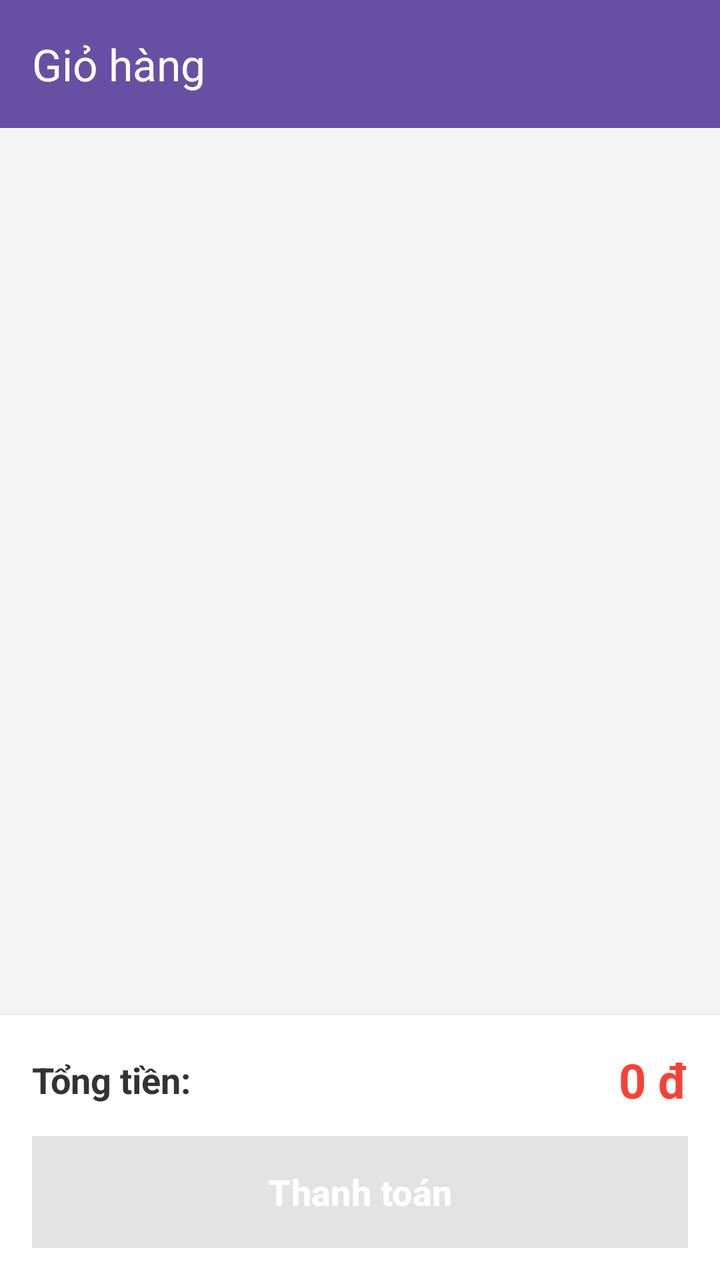
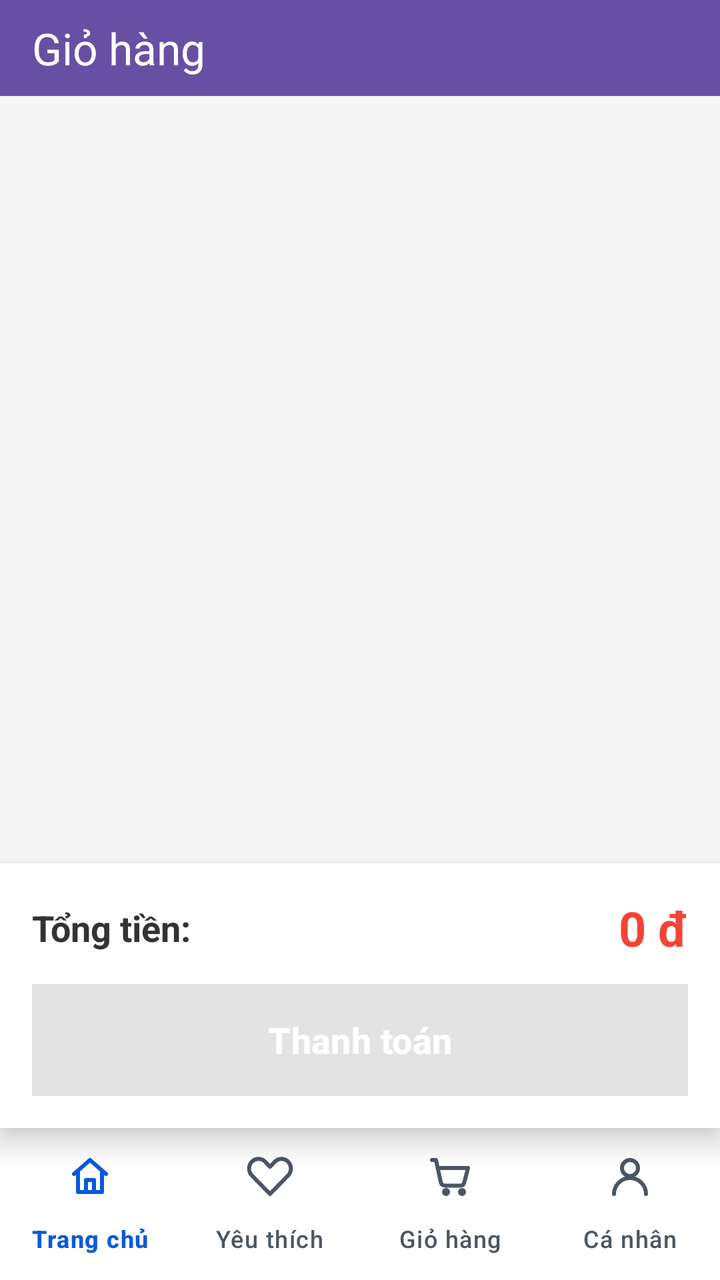

An Android layout rendered at two revisions. The XML below is the earlier revision; the diff shows what the commit changed to produce the second picture.
<!-- AndroidManifest.xml: application theme Theme.BookStore -->
<!-- res/layout/activity_cart.xml -->
<?xml version="1.0" encoding="utf-8"?>
<LinearLayout xmlns:android="http://schemas.android.com/apk/res/android"
    xmlns:app="http://schemas.android.com/apk/res-auto"
    android:layout_width="match_parent"
    android:layout_height="match_parent"
    android:orientation="vertical"
    android:background="#F5F5F5">

    <com.google.android.material.appbar.AppBarLayout
        android:layout_width="match_parent"
        android:layout_height="wrap_content"
        android:theme="@style/ThemeOverlay.AppCompat.Dark.ActionBar">

        <androidx.appcompat.widget.Toolbar
            android:id="@+id/toolbar"
            android:layout_width="match_parent"
            android:layout_height="?attr/actionBarSize"
            android:background="?attr/colorPrimary"
            android:theme="@style/ThemeOverlay.AppCompat.Dark.ActionBar"
            app:title="Giỏ hàng"
            app:titleTextColor="#FFFFFF" />

    </com.google.android.material.appbar.AppBarLayout>

    <androidx.recyclerview.widget.RecyclerView
        android:id="@+id/recyclerViewCart"
        android:layout_width="match_parent"
        android:layout_height="0dp"
        android:layout_weight="1"
        android:padding="8dp" />

    <TextView
        android:id="@+id/tvEmpty"
        android:layout_width="match_parent"
        android:layout_height="0dp"
        android:layout_weight="1"
        android:text="Giỏ hàng trống"
        android:textSize="18sp"
        android:textColor="#999"
        android:gravity="center"
        android:visibility="gone" />

    <ProgressBar
        android:id="@+id/progressBar"
        android:layout_width="wrap_content"
        android:layout_height="wrap_content"
        android:layout_gravity="center"
        android:layout_marginTop="32dp"
        android:visibility="gone" />

    <LinearLayout
        android:layout_width="match_parent"
        android:layout_height="wrap_content"
        android:orientation="vertical"
        android:background="#FFFFFF"
        android:elevation="8dp"
        android:padding="16dp">

        <LinearLayout
            android:layout_width="match_parent"
            android:layout_height="wrap_content"
            android:orientation="horizontal"
            android:gravity="center_vertical"
            android:layout_marginBottom="12dp">

            <TextView
                android:layout_width="0dp"
                android:layout_height="wrap_content"
                android:layout_weight="1"
                android:text="Tổng tiền:"
                android:textSize="18sp"
                android:textStyle="bold"
                android:textColor="#333" />

            <TextView
                android:id="@+id/tvTotalAmount"
                android:layout_width="wrap_content"
                android:layout_height="wrap_content"
                android:text="0 đ"
                android:textSize="24sp"
                android:textStyle="bold"
                android:textColor="#F44336" />

        </LinearLayout>

        <Button
            android:id="@+id/btnCheckout"
            android:layout_width="match_parent"
            android:layout_height="56dp"
            android:text="Thanh toán"
            android:textSize="18sp"
            android:textStyle="bold"
            android:textColor="#FFFFFF"
            android:background="#4CAF50"
            android:enabled="false" />

    </LinearLayout>

</LinearLayout>
<!-- resources referenced by this layout -->
<resources>
  <style name="Theme.BookStore" parent="Base.Theme.BookStore" />
  <style name="Base.Theme.BookStore" parent="Theme.Material3.DayNight.NoActionBar">
          
          
      </style>
</resources>

<!-- the commit's change to res/layout/activity_cart.xml (unified diff, before → after) -->
@@ -14,7 +14,7 @@
         <androidx.appcompat.widget.Toolbar
             android:id="@+id/toolbar"
             android:layout_width="match_parent"
-            android:layout_height="?attr/actionBarSize"
+            android:layout_height="48dp"
             android:background="?attr/colorPrimary"
             android:theme="@style/ThemeOverlay.AppCompat.Dark.ActionBar"
             app:title="Giỏ hàng"
@@ -96,4 +96,14 @@
 
     </LinearLayout>
 
+    <com.google.android.material.bottomnavigation.BottomNavigationView
+        android:id="@+id/bottomNavigation"
+        android:layout_width="match_parent"
+        android:layout_height="76dp"
+        android:background="#FFFFFF"
+        app:itemIconTint="@color/bottom_nav_selector"
+        app:itemTextColor="@color/bottom_nav_selector"
+        app:labelVisibilityMode="labeled"
+        app:menu="@menu/menu_bottom_nav" />
+
 </LinearLayout>
